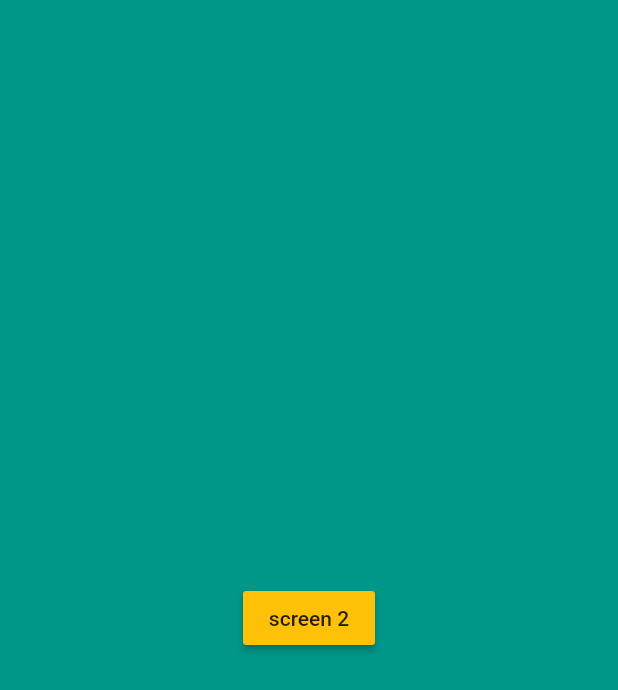
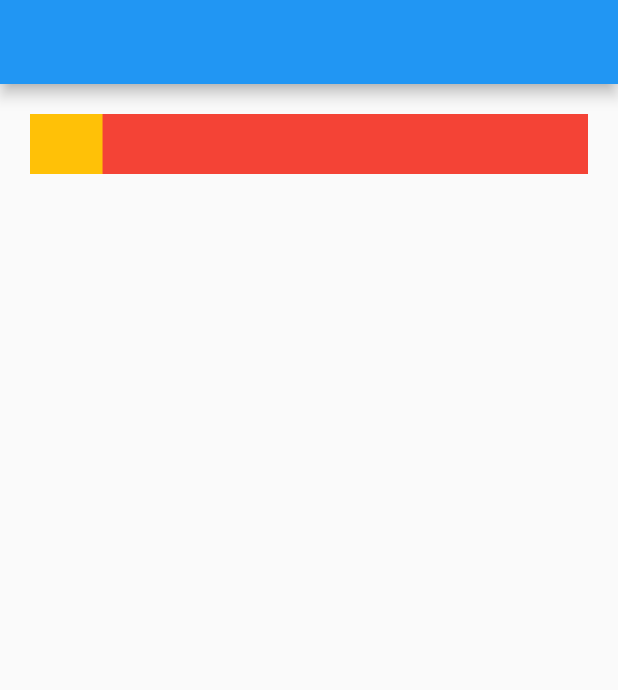
Before and after one commit to Mohamed-Yassien/flutter_animation, a Flutter app: the screen it shows after launch, on a phone screen of 412 x 824 dp. Shown: the top 690 px of the screen. Run offline on Flutter 3.47's test engine with Material 2 defaults, Android fonts, the phone set to English and light mode, and no system bars.

Commit message:
animation controller to animate color within 60 seconds

```diff
--- /dev/null
+++ b/lib/control_animate_screen.dart
@@ -0,0 +1,58 @@
+import 'package:flutter/material.dart';
+
+class ControlAnimateScreen extends StatefulWidget {
+  const ControlAnimateScreen({Key? key}) : super(key: key);
+
+  @override
+  State<ControlAnimateScreen> createState() => _ControlAnimateScreenState();
+}
+
+class _ControlAnimateScreenState extends State<ControlAnimateScreen>
+    with SingleTickerProviderStateMixin {
+  late AnimationController animationController;
+  late Animation animation;
+
+  @override
+  void initState() {
+    super.initState();
+    animationController = AnimationController(
+      vsync: this,
+      duration: const Duration(
+        seconds: 60,
+      ),
+    );
+    animation = Tween(begin: 0.0, end: 1.0).animate(animationController)
+      ..addListener(() {
+        print(animation.value);
+        setState(() {});
+      });
+    animationController.forward();
+  }
+
+  @override
+  Widget build(BuildContext context) {
+    return Scaffold(
+      appBar: AppBar(),
+      body: Padding(
+        padding: const EdgeInsets.all(20.0),
+        child: Container(
+          height: 40,
+          width: double.infinity,
+          color: Colors.red,
+          child: Stack(
+            children: [
+              LayoutBuilder(
+                builder: (BuildContext context, BoxConstraints constraints) {
+                  return Container(
+                    width: constraints.maxWidth * animation.value,
+                    color: Colors.amber,
+                  );
+                },
+              ),
+            ],
+          ),
+        ),
+      ),
+    );
+  }
+}
--- a/lib/main.dart
+++ b/lib/main.dart
@@ -1,5 +1,5 @@
 import 'package:flutter/material.dart';
-import 'package:flutter_anim/first_screen.dart';
+import 'package:flutter_anim/control_animate_screen.dart';
 
 main() {
   runApp(const MyApp());
@@ -12,7 +12,7 @@ class MyApp extends StatelessWidget {
   Widget build(BuildContext context) {
     return const MaterialApp(
       debugShowCheckedModeBanner: false,
-      home: FirstScreen(),
+      home: ControlAnimateScreen(),
     );
   }
 }
```
